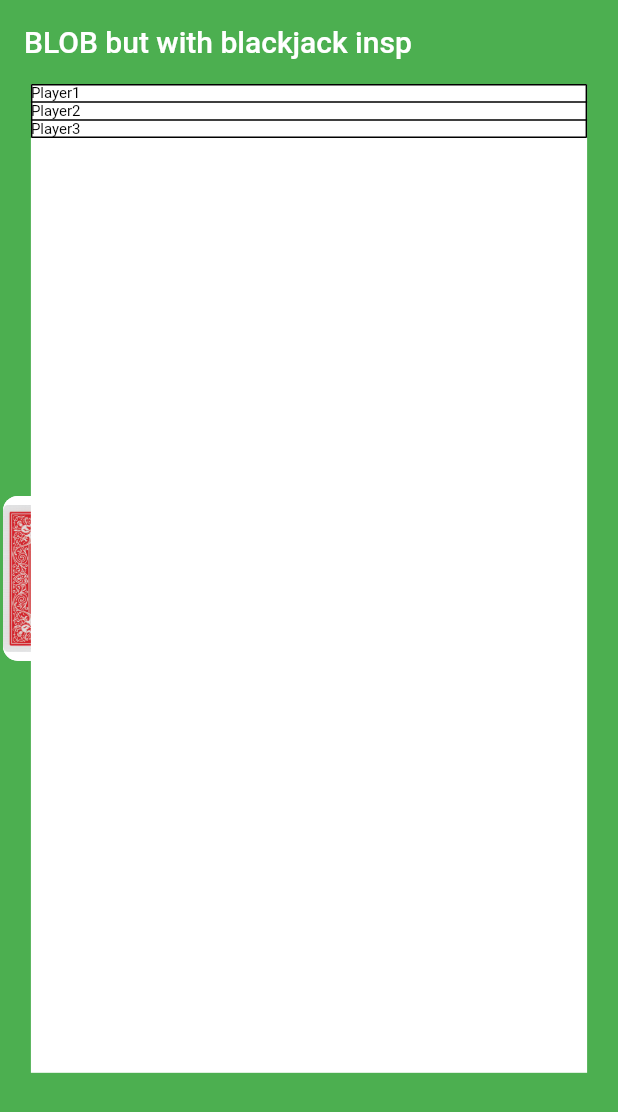
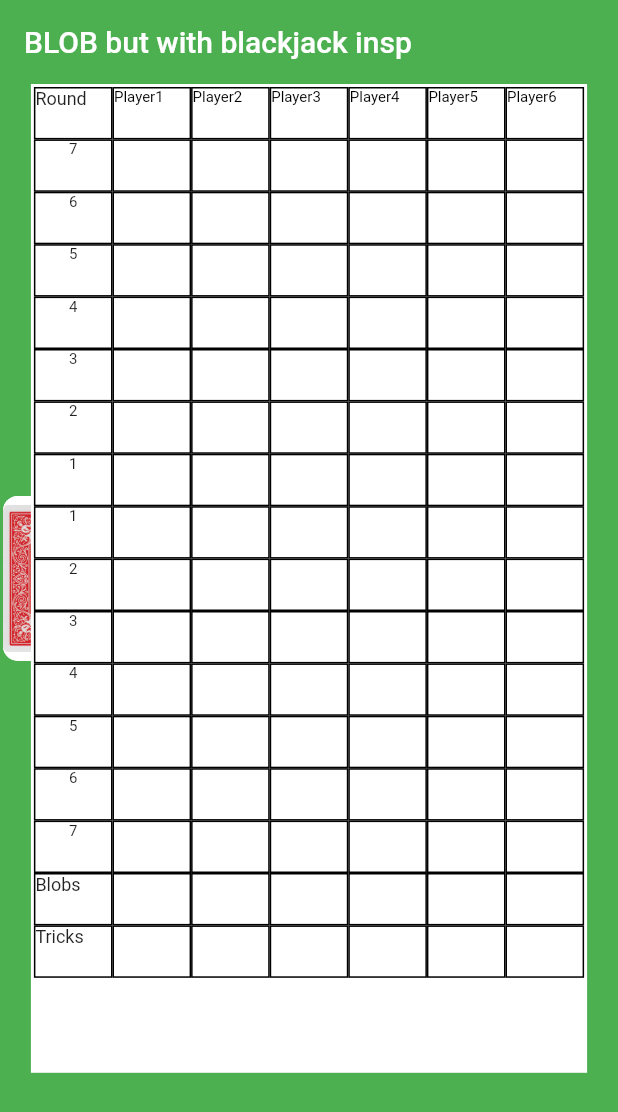
Before and after one commit to arroyoAle/blob, a Flutter app: the screen it shows after launch, after a tap on "Scoreboard", on a phone screen of 412 x 824 dp. Shown: the top 1112 px of the screen. Run offline on Flutter 3.47's test engine with Material 2 defaults, Android fonts, the phone set to English and light mode, and no system bars; our stand-ins replace flip_card.

Commit message:
added scoreboard content

```diff
--- a/lib/scoreboard.dart
+++ b/lib/scoreboard.dart
@@ -4,19 +4,104 @@ import 'package:blob/util.dart';
 class scoreboard extends StatelessWidget {
   scoreboard(this._isScoreboardVisible);
    bool _isScoreboardVisible;
-  final int numPlayers = 3;
+  final int numPlayers = 6;
 
   @override
   Widget build(BuildContext context) {
-    List<TableRow> rows = [];
-    for (int i = 1; i <= numPlayers; i++){
-      rows.add(TableRow(children:[
-        Text(
-          'Player' + i.toString(),
-          style: _isScoreboardVisible ? TextStyle(color: Colors.black, fontSize: 10) : TextStyle(color: Colors.transparent, fontSize: 10)
+    List<Container> rows = [];
+    // List<Container> rows = [];
+
+
+    rows.add(Container(
+      height: 200,
+      child: Text('Round', style: TextStyle(fontSize: 12),),
+      decoration: BoxDecoration(
+          border: Border.all(color: Colors.black)
+      ),
+    ));
+
+    for (int i = 1; i <= numPlayers; i++) {
+      rows.add(Container(
+        child: Text(
+            'Player' + i.toString(),
+            style: _isScoreboardVisible ? TextStyle(
+                color: Colors.black, fontSize: 10) : TextStyle(
+                color: Colors.transparent, fontSize: 10)
         ),
-      ]));
+        decoration: BoxDecoration(
+            border: Border.all(color: Colors.black)
+        ),
+      ));
     }
+
+
+
+
+    for(int i = 7; i > 0; i--) {
+      rows.add(Container(
+        alignment: AlignmentDirectional.topCenter,
+        child: Text(i.toString(), style: TextStyle(fontSize: 10)),
+        decoration: BoxDecoration(
+            border: Border.all(color: Colors.black)
+        ),
+      ));
+      for(int j = 0; j < numPlayers; j++){
+        rows.add(Container(
+          decoration: BoxDecoration(
+              border: Border.all(color: Colors.black)
+          ),
+        ));
+      }
+    }
+
+    for(int i = 1; i < 8; i++) {
+      rows.add(Container(
+        alignment: Alignment.topCenter,
+        child: Text(i.toString(), style: TextStyle(fontSize: 10)),
+        decoration: BoxDecoration(
+            border: Border.all(color: Colors.black)
+        ),
+      ));
+      for(int j = 0; j < numPlayers; j++){
+        rows.add(Container(
+          decoration: BoxDecoration(
+              border: Border.all(color: Colors.black)
+          ),
+        ));
+      }
+    }
+
+    rows.add(Container(
+      child: Text('Blobs', style: TextStyle(fontSize: 12),),
+      decoration: BoxDecoration(
+          border: Border.all(color: Colors.black)
+      ),
+    ));
+
+    for(int j = 0; j < numPlayers; j++){
+      rows.add(Container(
+        decoration: BoxDecoration(
+            border: Border.all(color: Colors.black)
+        ),
+      ));
+    }
+
+    rows.add(Container(
+        child: Text('Tricks', style: TextStyle(fontSize: 12),),
+      decoration: BoxDecoration(
+          border: Border.all(color: Colors.black)
+      ),
+    ));
+
+    for(int j = 0; j < numPlayers; j++){
+      rows.add(Container(
+        decoration: BoxDecoration(
+            border: Border.all(color: Colors.black)
+        ),
+      ));
+    }
+
+
     // rows.add(TableRow(
     //     children: <Widget>[
     //       TableCell(
@@ -51,15 +136,22 @@ class scoreboard extends StatelessWidget {
             height: _isScoreboardVisible ? (displayHeight(context) * 0.8) : 0.0,
             width: _isScoreboardVisible ? (displayWidth(context) * 0.9) : 0.0,
             child: Stack(children: <Widget>[
-              Table(
-                  border: _isScoreboardVisible? TableBorder.all(color: Colors.black) : TableBorder.all(color: Colors.transparent),
-                  children: rows
-  //       for(int j = 0; j < numPlayers; j++){
-  //     TableRow(
-  //         children: rows[j]
-  //     ),
-  // }
-              ),
+              GridView.count(
+                primary: false,
+                padding: const EdgeInsets.all(2),
+                childAspectRatio: 1.5,
+                crossAxisCount: numPlayers + 1,
+                children: rows,
+              )
+  //             Table(
+  //                 border: _isScoreboardVisible? TableBorder.all(color: Colors.black) : TableBorder.all(color: Colors.transparent),
+  //                 children: rows
+  // //       for(int j = 0; j < numPlayers; j++){
+  // //     TableRow(
+  // //         children: rows[j]
+  // //     ),
+  // // }
+  //             ),
               // Positioned(child: IconButton(
               //   icon: const Icon(Icons.close, ),
               //   onPressed: null )
```
